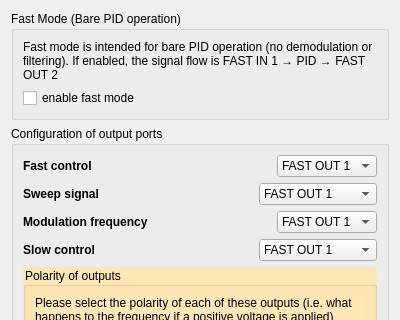
Before: the Qt Designer form linien-gui/linien_gui/ui/general_panel.ui in linien-org/linien, drawn with Qt 5; both pictures show x 0 to 400 and y 0 to 320 of the 400 by 1054 pixel window.
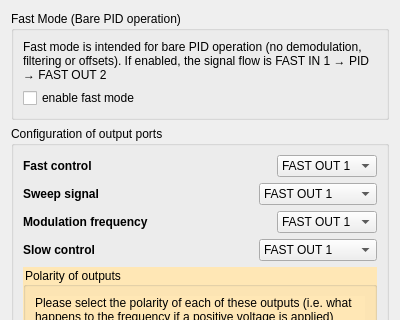
After: the same form once the commit is applied. Custom widgets are drawn as their Qt base class.

Commit message: clarify text in gui

Patch:
```diff
--- a/linien-gui/linien_gui/ui/general_panel.ui
+++ b/linien-gui/linien_gui/ui/general_panel.ui
@@ -23,7 +23,7 @@
       <item>
        <widget class="QLabel" name="label_2">
         <property name="text">
-         <string>&lt;html&gt;&lt;head/&gt;&lt;body&gt;&lt;p&gt;Fast mode is intended for bare PID operation (no demodulation or filtering). If enabled, the signal flow is FAST IN 1 → PID → FAST OUT 2&lt;/p&gt;&lt;/body&gt;&lt;/html&gt;</string>
+         <string>&lt;html&gt;&lt;head/&gt;&lt;body&gt;&lt;p&gt;Fast mode is intended for bare PID operation (no demodulation,  filtering or offsets). If enabled, the signal flow is FAST IN 1 → PID → FAST OUT 2&lt;/p&gt;&lt;/body&gt;&lt;/html&gt;</string>
         </property>
         <property name="wordWrap">
          <bool>true</bool>
```
The commit also changes 1 other file.
